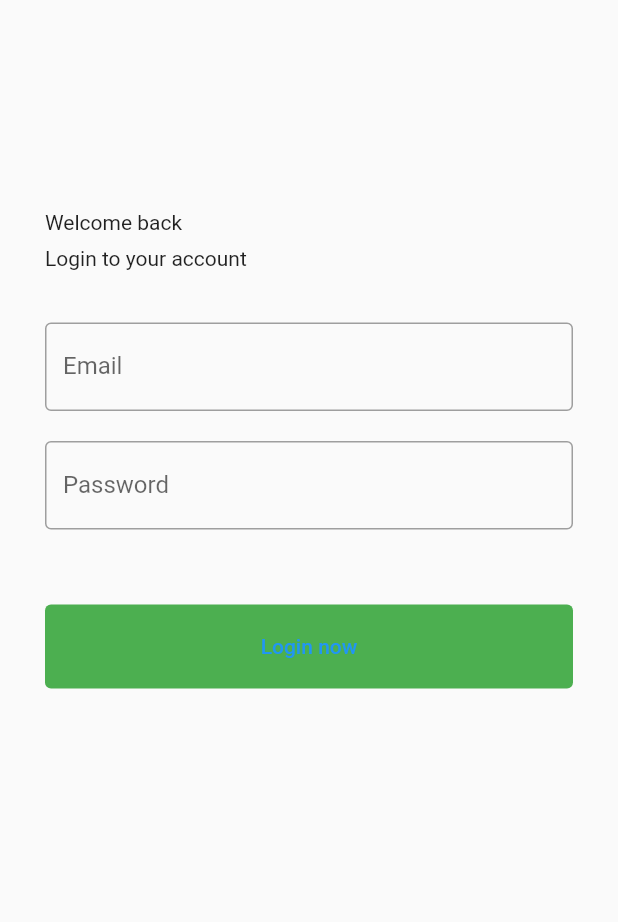
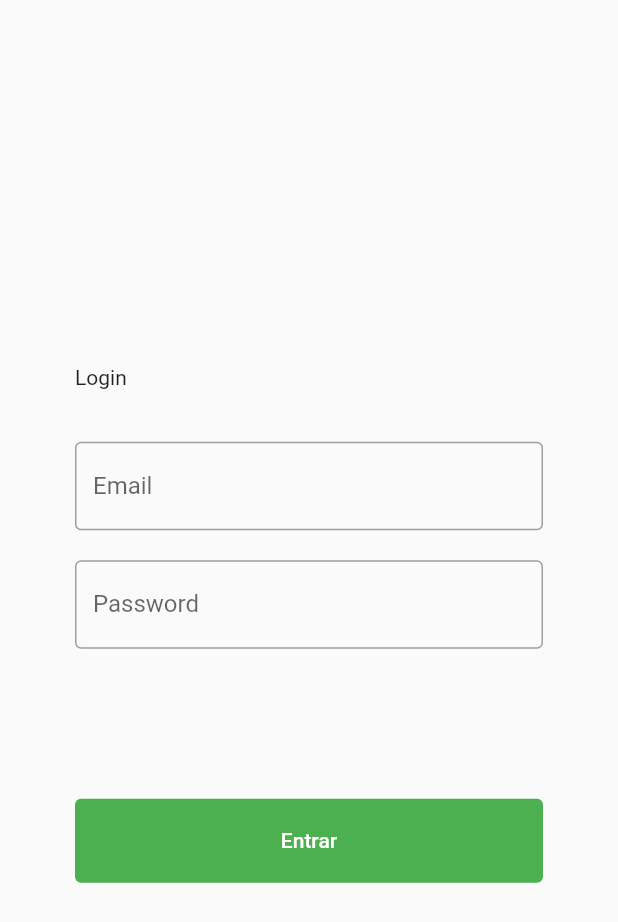
Before and after one commit to mhbm/flutter_login, a Flutter app: the screen it shows after launch, on a phone screen of 412 x 824 dp. Shown: the top 922 px of the screen. Run offline on Flutter 3.47's test engine with Material 2 defaults, Android fonts, the phone set to English and light mode, and no system bars.

Commit message:
Refactoring the source code
Signed-off-by: Mateus Macedo <mhbassomacedo@gmail.com>

```diff
--- a/lib/loginmobile.dart
+++ b/lib/login.dart
@@ -1,31 +1,54 @@
 import 'package:flutter/material.dart';
 
-class LoginMobile extends StatefulWidget {
-  const LoginMobile({Key? key}) : super(key: key);
+class Login extends StatefulWidget {
+  const Login({Key? key}) : super(key: key);
 
   @override
-  State<LoginMobile> createState() => _LoginMobileState();
+  State<Login> createState() => _LoginState();
 }
 
-class _LoginMobileState extends State<LoginMobile> {
+class _LoginState extends State<Login> {
   bool _isChecked = false;
   @override
   Widget build(BuildContext context) {
-    return Padding(
-      padding: const EdgeInsets.only(left: 30, right: 30, top: 140, bottom: 60),
-      child: SingleChildScrollView(
-        child: SizedBox(
-          // width: 300,
+    return Row(
+        children: MediaQuery.of(context).size.width > 992
+            ? [
+                Expanded(
+                    child: Image.asset(
+                  'image.jpg',
+                  alignment: Alignment.center,
+                  height: double.infinity,
+                  width: double.infinity,
+                  fit: BoxFit.fill,
+                )),
+                const Content()
+              ]
+            : [const Content()]);
+  }
+
+  void onChanged(bool? value) {
+    setState(() {
+      _isChecked = value!;
+    });
+  }
+}
+
+class Content extends StatelessWidget {
+  const Content({Key? key}) : super(key: key);
+
+  @override
+  Widget build(context) => Expanded(
+        child: Container(
+          constraints: const BoxConstraints(maxWidth: 21),
+          padding: const EdgeInsets.symmetric(horizontal: 50),
           child: Column(
             mainAxisAlignment: MainAxisAlignment.center,
             crossAxisAlignment: CrossAxisAlignment.stretch,
             children: [
-              const Text(
-                'Welcome back',
-              ),
               const SizedBox(height: 8),
               const Text(
-                'Login to your account',
+                'Login',
               ),
               const SizedBox(height: 35),
               const TextField(
@@ -66,7 +89,7 @@ class _LoginMobileState extends State<LoginMobile> {
                   ),
                 ),
               ),
-              const SizedBox(height: 50),
+              const SizedBox(height: 100),
               TextButton(
                 onPressed: () {},
                 style: TextButton.styleFrom(
@@ -77,19 +100,14 @@ class _LoginMobileState extends State<LoginMobile> {
                   ),
                 ),
                 child: const Text(
-                  'Login now',
+                  'Entrar',
+                  style: TextStyle(
+                    color: Colors.white,
+                  ),
                 ),
               ),
             ],
           ),
         ),
-      ),
-    );
-  }
-
-  void onChanged(bool? value) {
-    setState(() {
-      _isChecked = value!;
-    });
-  }
+      );
 }
--- a/lib/main.dart
+++ b/lib/main.dart
@@ -1,6 +1,5 @@
 import 'package:flutter/material.dart';
-import 'package:project/logindesktop.dart';
-import 'package:project/loginmobile.dart';
+import 'package:project/login.dart';
 
 void main() {
   runApp(const MyApp());
@@ -39,11 +38,7 @@ class LoginScreen extends StatelessWidget {
     return Scaffold(
       body: LayoutBuilder(
         builder: (context, constraints) {
-          if (constraints.maxWidth < 992) {
-            return const LoginMobile();
-          } else {
-            return const LoginDesktop();
-          }
+          return const Login();
         },
       ),
     );
```
Also changed, not shown: lib/logindesktop.dart (deleted, +0 -105 lines).
